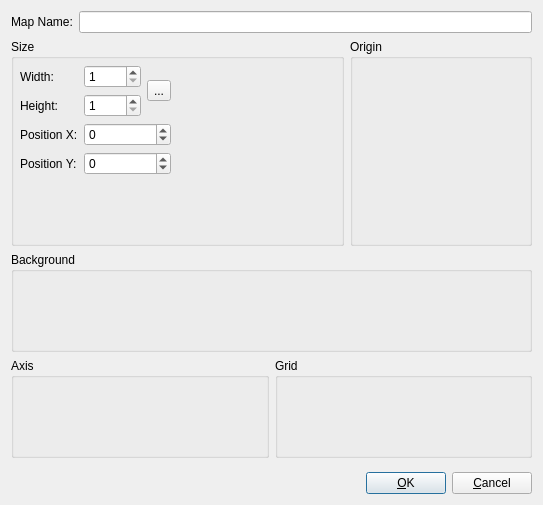
The window that bin/view/mappropertiesdialog.ui (dyle/rpgmapper) describes before a commit, drawn with Qt 5.
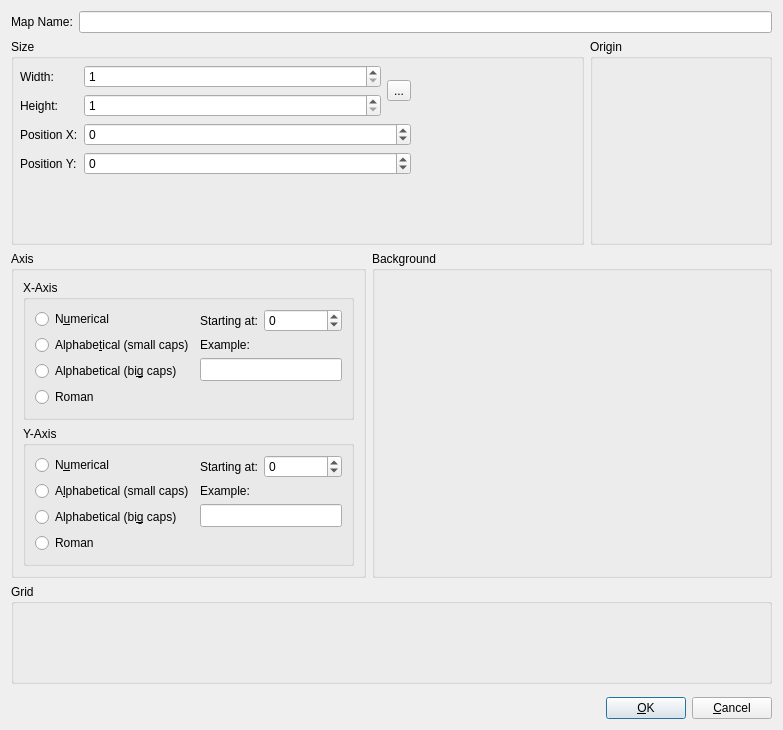
The same window after the commit. Icons and pictures are not drawn. Custom widgets are drawn as their Qt base class.

Commit message: adds axis properties to map properties dialog

Diff of the .ui file:
```diff
--- a/bin/view/mappropertiesdialog.ui
+++ b/bin/view/mappropertiesdialog.ui
@@ -6,8 +6,8 @@
    <rect>
     <x>0</x>
     <y>0</y>
-    <width>543</width>
-    <height>505</height>
+    <width>783</width>
+    <height>730</height>
    </rect>
   </property>
   <property name="windowTitle">
@@ -286,7 +286,349 @@
     </widget>
    </item>
    <item>
-    <widget class="QGroupBox" name="gbBackground">
+    <widget class="QWidget" name="wdGridAndAxis" native="true">
+     <layout class="QHBoxLayout" name="horizontalLayout_4">
+      <property name="leftMargin">
+       <number>0</number>
+      </property>
+      <property name="topMargin">
+       <number>0</number>
+      </property>
+      <property name="rightMargin">
+       <number>0</number>
+      </property>
+      <property name="bottomMargin">
+       <number>0</number>
+      </property>
+      <item>
+       <widget class="QGroupBox" name="gbAxis">
+        <property name="minimumSize">
+         <size>
+          <width>0</width>
+          <height>0</height>
+         </size>
+        </property>
+        <property name="title">
+         <string>Axis</string>
+        </property>
+        <layout class="QVBoxLayout" name="verticalLayout_7">
+         <item>
+          <widget class="QGroupBox" name="gbAxisX">
+           <property name="title">
+            <string>X-Axis</string>
+           </property>
+           <layout class="QHBoxLayout" name="horizontalLayout_6">
+            <item>
+             <widget class="QWidget" name="wdAxisTypeX" native="true">
+              <layout class="QVBoxLayout" name="verticalLayout_4">
+               <property name="leftMargin">
+                <number>0</number>
+               </property>
+               <property name="topMargin">
+                <number>0</number>
+               </property>
+               <property name="rightMargin">
+                <number>0</number>
+               </property>
+               <property name="bottomMargin">
+                <number>0</number>
+               </property>
+               <item>
+                <widget class="QRadioButton" name="rbNumericalX">
+                 <property name="text">
+                  <string>N&amp;umerical</string>
+                 </property>
+                </widget>
+               </item>
+               <item>
+                <widget class="QRadioButton" name="rbAlphaSmallX">
+                 <property name="text">
+                  <string>Alphabe&amp;tical (small caps)</string>
+                 </property>
+                </widget>
+               </item>
+               <item>
+                <widget class="QRadioButton" name="rbAlphaBigX">
+                 <property name="text">
+                  <string>Alphabetical (bi&amp;g caps)</string>
+                 </property>
+                </widget>
+               </item>
+               <item>
+                <widget class="QRadioButton" name="rbRomanX">
+                 <property name="text">
+                  <string>Roman</string>
+                 </property>
+                </widget>
+               </item>
+              </layout>
+             </widget>
+            </item>
+            <item>
+             <widget class="QWidget" name="wdStartingSampleX" native="true">
+              <layout class="QVBoxLayout" name="verticalLayout_3">
+               <property name="leftMargin">
+                <number>0</number>
+               </property>
+               <property name="topMargin">
+                <number>0</number>
+               </property>
+               <property name="rightMargin">
+                <number>0</number>
+               </property>
+               <property name="bottomMargin">
+                <number>0</number>
+               </property>
+               <item>
+                <widget class="QWidget" name="wdStartX" native="true">
+                 <layout class="QHBoxLayout" name="horizontalLayout_5" stretch="0,1">
+                  <property name="leftMargin">
+                   <number>0</number>
+                  </property>
+                  <property name="topMargin">
+                   <number>0</number>
+                  </property>
+                  <property name="rightMargin">
+                   <number>0</number>
+                  </property>
+                  <property name="bottomMargin">
+                   <number>0</number>
+                  </property>
+                  <item>
+                   <widget class="QLabel" name="lblStartXTitle">
+                    <property name="text">
+                     <string>Starting at:</string>
+                    </property>
+                   </widget>
+                  </item>
+                  <item>
+                   <widget class="QSpinBox" name="sbStartXValue">
+                    <property name="minimum">
+                     <number>-1000</number>
+                    </property>
+                    <property name="maximum">
+                     <number>999</number>
+                    </property>
+                   </widget>
+                  </item>
+                 </layout>
+                </widget>
+               </item>
+               <item>
+                <widget class="QLabel" name="lblSampleX">
+                 <property name="text">
+                  <string>Example:</string>
+                 </property>
+                </widget>
+               </item>
+               <item>
+                <widget class="QLineEdit" name="edtAxisXSample">
+                 <property name="font">
+                  <font>
+                   <family>Monospace</family>
+                   <pointsize>10</pointsize>
+                  </font>
+                 </property>
+                 <property name="readOnly">
+                  <bool>true</bool>
+                 </property>
+                </widget>
+               </item>
+               <item>
+                <spacer name="spSampleX">
+                 <property name="orientation">
+                  <enum>Qt::Vertical</enum>
+                 </property>
+                 <property name="sizeHint" stdset="0">
+                  <size>
+                   <width>20</width>
+                   <height>40</height>
+                  </size>
+                 </property>
+                </spacer>
+               </item>
+              </layout>
+             </widget>
+            </item>
+           </layout>
+          </widget>
+         </item>
+         <item>
+          <widget class="QGroupBox" name="gbAxisY">
+           <property name="title">
+            <string>Y-Axis</string>
+           </property>
+           <layout class="QHBoxLayout" name="horizontalLayout_7">
+            <item>
+             <widget class="QWidget" name="wdAxisTypeY" native="true">
+              <layout class="QVBoxLayout" name="verticalLayout_5">
+               <property name="leftMargin">
+                <number>0</number>
+               </property>
+               <property name="topMargin">
+                <number>0</number>
+               </property>
+               <property name="rightMargin">
+                <number>0</number>
+               </property>
+               <property name="bottomMargin">
+                <number>0</number>
+               </property>
+               <item>
+                <widget class="QRadioButton" name="rbNumericalY">
+                 <property name="text">
+                  <string>N&amp;umerical</string>
+                 </property>
+                </widget>
+               </item>
+               <item>
+                <widget class="QRadioButton" name="rbAlphaSmallY">
+                 <property name="text">
+                  <string>A&amp;lphabetical (small caps)</string>
+                 </property>
+                </widget>
+               </item>
+               <item>
+                <widget class="QRadioButton" name="rbAlphaBigY">
+                 <property name="text">
+                  <string>Alphabetical (bi&amp;g caps)</string>
+                 </property>
+                </widget>
+               </item>
+               <item>
+                <widget class="QRadioButton" name="rbRomanY">
+                 <property name="text">
+                  <string>Roman</string>
+                 </property>
+                </widget>
+               </item>
+              </layout>
+             </widget>
+            </item>
+            <item>
+             <widget class="QWidget" name="wdStartingSampleY" native="true">
+              <layout class="QVBoxLayout" name="verticalLayout_6">
+               <property name="leftMargin">
+                <number>0</number>
+               </property>
+               <property name="topMargin">
+                <number>0</number>
+               </property>
+               <property name="rightMargin">
+                <number>0</number>
+               </property>
+               <property name="bottomMargin">
+                <number>0</number>
+               </property>
+               <item>
+                <widget class="QWidget" name="wdStartY" native="true">
+                 <layout class="QHBoxLayout" name="horizontalLayout_8" stretch="0,1">
+                  <property name="leftMargin">
+                   <number>0</number>
+                  </property>
+                  <property name="topMargin">
+                   <number>0</number>
+                  </property>
+                  <property name="rightMargin">
+                   <number>0</number>
+                  </property>
+                  <property name="bottomMargin">
+                   <number>0</number>
+                  </property>
+                  <item>
+                   <widget class="QLabel" name="lblStartYTitle">
+                    <property name="text">
+                     <string>Starting at:</string>
+                    </property>
+                   </widget>
+                  </item>
+                  <item>
+                   <widget class="QSpinBox" name="sbStartYValue">
+                    <property name="minimum">
+                     <number>-1000</number>
+                    </property>
+                    <property name="maximum">
+                     <number>999</number>
+                    </property>
+                   </widget>
+                  </item>
+                 </layout>
+                </widget>
+               </item>
+               <item>
+                <widget class="QLabel" name="lblSampleY">
+                 <property name="text">
+                  <string>Example:</string>
+                 </property>
+                </widget>
+               </item>
+               <item>
+                <widget class="QLineEdit" name="edtAxisYSample">
+                 <property name="font">
+                  <font>
+                   <family>Monospace</family>
+                   <pointsize>10</pointsize>
+                  </font>
+                 </property>
+                 <property name="readOnly">
+                  <bool>true</bool>
+                 </property>
+                </widget>
+               </item>
+               <item>
+                <spacer name="spSampleY">
+                 <property name="orientation">
+                  <enum>Qt::Vertical</enum>
+                 </property>
+                 <property name="sizeHint" stdset="0">
+                  <size>
+                   <width>20</width>
+                   <height>40</height>
+                  </size>
+                 </property>
+                </spacer>
+               </item>
+              </layout>
+             </widget>
+            </item>
+           </layout>
+          </widget>
+         </item>
+         <item>
+          <spacer name="verticalSpacer">
+           <property name="orientation">
+            <enum>Qt::Vertical</enum>
+           </property>
+           <property name="sizeHint" stdset="0">
+            <size>
+             <width>20</width>
+             <height>7</height>
+            </size>
+           </property>
+          </spacer>
+         </item>
+        </layout>
+       </widget>
+      </item>
+      <item>
+       <widget class="QGroupBox" name="gbBackground">
+        <property name="minimumSize">
+         <size>
+          <width>400</width>
+          <height>100</height>
+         </size>
+        </property>
+        <property name="title">
+         <string>Background</string>
+        </property>
+        <zorder>gbAxis</zorder>
+       </widget>
+      </item>
+     </layout>
+    </widget>
+   </item>
+   <item>
+    <widget class="QGroupBox" name="gbGrid">
      <property name="minimumSize">
       <size>
        <width>0</width>
@@ -294,54 +636,10 @@
       </size>
      </property>
      <property name="title">
-      <string>Background</string>
+      <string>Grid</string>
      </property>
     </widget>
    </item>
-   <item>
-    <widget class="QWidget" name="wdGridAndAxis" native="true">
-     <layout class="QHBoxLayout" name="horizontalLayout_4">
-      <property name="leftMargin">
-       <number>0</number>
-      </property>
-      <property name="topMargin">
-       <number>0</number>
-      </property>
-      <property name="rightMargin">
-       <number>0</number>
-      </property>
-      <property name="bottomMargin">
-       <number>0</number>
-      </property>
-      <item>
-       <widget class="QGroupBox" name="gbAxis">
-        <property name="minimumSize">
-         <size>
-          <width>0</width>
-          <height>100</height>
-         </size>
-        </property>
-        <property name="title">
-         <string>Axis</string>
-        </property>
-       </widget>
-      </item>
-      <item>
-       <widget class="QGroupBox" name="gbGrid">
-        <property name="minimumSize">
-         <size>
-          <width>0</width>
-          <height>100</height>
-         </size>
-        </property>
-        <property name="title">
-         <string>Grid</string>
-        </property>
-       </widget>
-      </item>
-     </layout>
-    </widget>
-   </item>
    <item>
     <spacer name="spMain">
      <property name="orientation">
```
